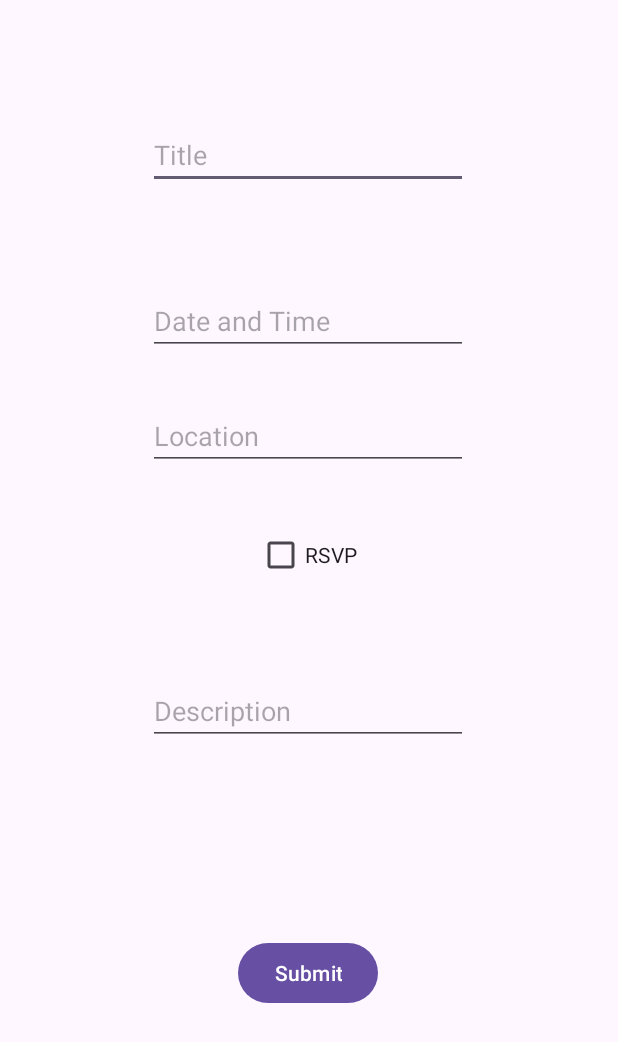
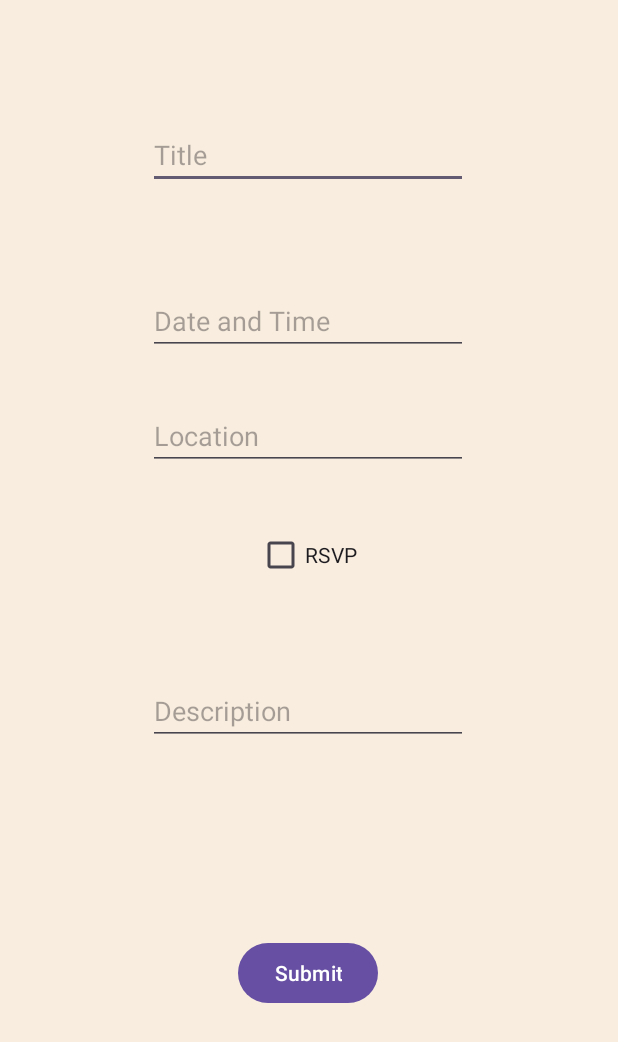
Before and after one commit to themightygoogol/Kelowna-Hive, an Android app: the PostEvent screen opened directly, with no data from a screen before it, on a phone screen of 412 x 824 dp. Shown: the top 1042 px of the screen. Run offline under Robolectric (Android 15) with nearby library versions, the phone set to English and light mode, and no system bars.

Commit message:
Adds color
Adds color yellow from our canva designs to match the theme easily

```diff
--- a/app/src/main/res/layout/activity_post_event.xml
+++ b/app/src/main/res/layout/activity_post_event.xml
@@ -3,6 +3,7 @@
     xmlns:app="http://schemas.android.com/apk/res-auto"
     xmlns:tools="http://schemas.android.com/tools"
     android:id="@+id/post_event"
+    android:background="@color/yellow"
     android:layout_width="match_parent"
     android:layout_height="match_parent">
 
--- a/app/src/main/res/values/colors.xml
+++ b/app/src/main/res/values/colors.xml
@@ -2,4 +2,5 @@
 <resources>
     <color name="black">#FF000000</color>
     <color name="white">#FFFFFFFF</color>
+    <color name="yellow">#F8EDDE</color>
 </resources>
```
